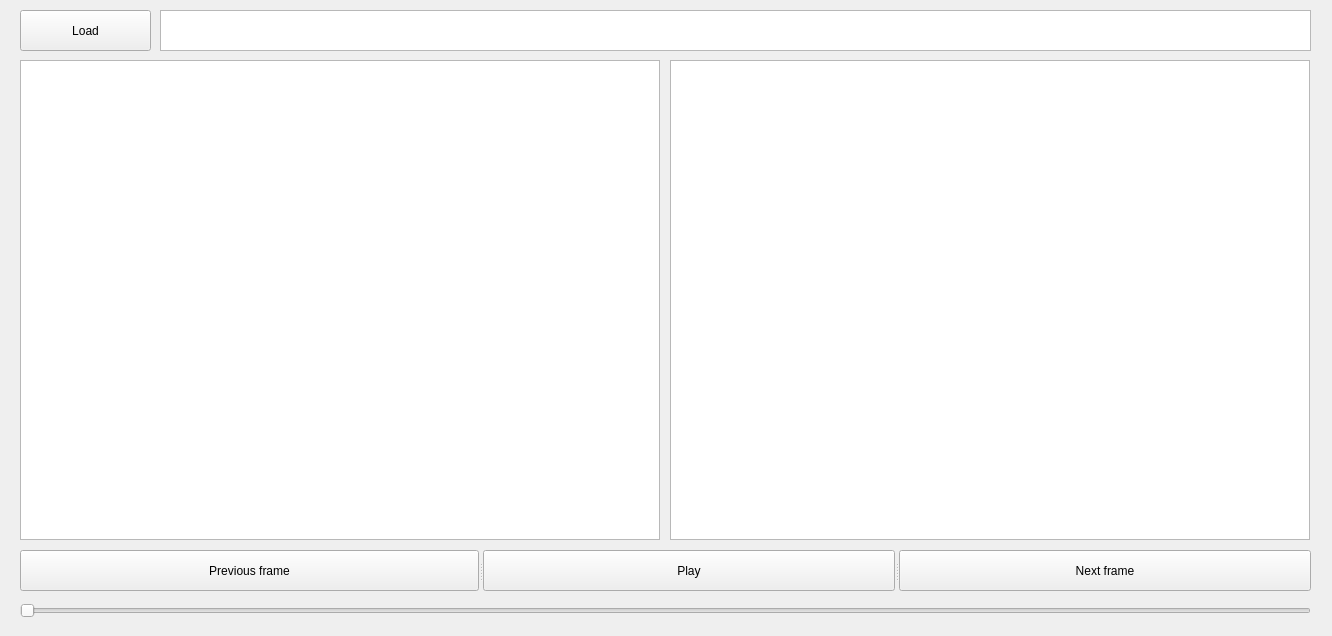
This is ui/interface.ui in kraizette/ONIplayer as Qt 5 draws it before an edit. The edited form follows.
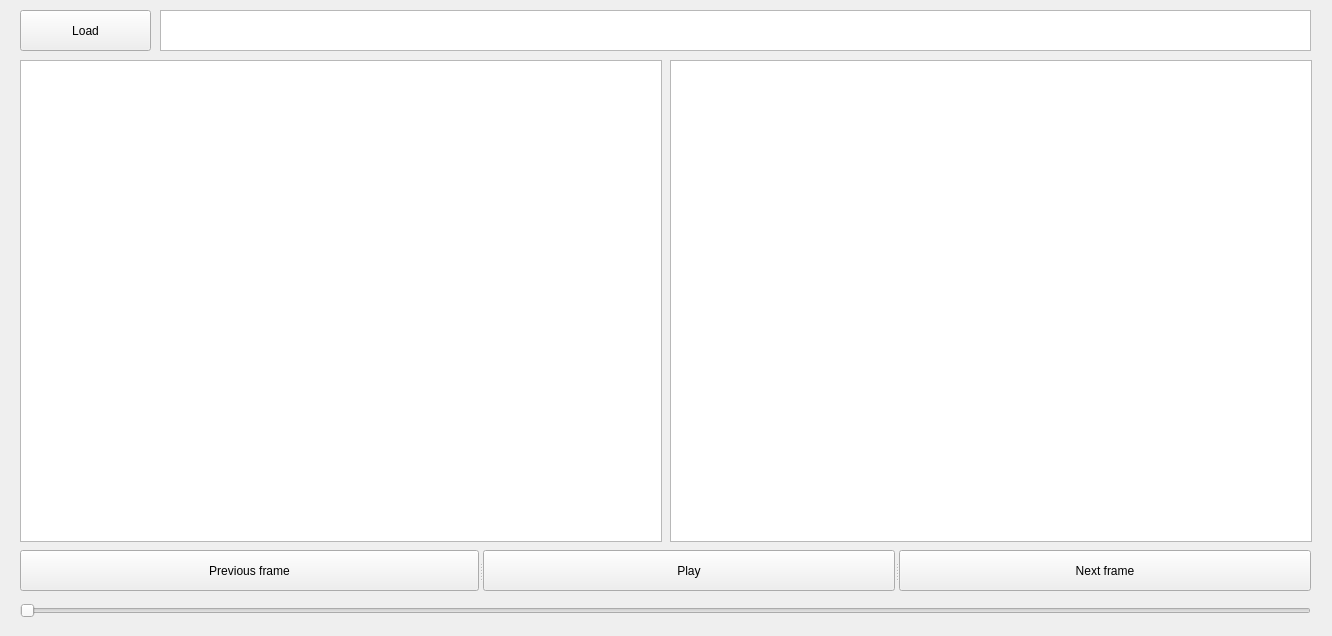
This is the edited form.

What changed in the file:
```diff
--- a/ui/interface.ui
+++ b/ui/interface.ui
@@ -90,8 +90,8 @@
     <rect>
      <x>20</x>
      <y>60</y>
-     <width>640</width>
-     <height>480</height>
+     <width>642</width>
+     <height>482</height>
     </rect>
    </property>
   </widget>
@@ -100,8 +100,8 @@
     <rect>
      <x>670</x>
      <y>60</y>
-     <width>640</width>
-     <height>480</height>
+     <width>642</width>
+     <height>482</height>
     </rect>
    </property>
   </widget>
```
